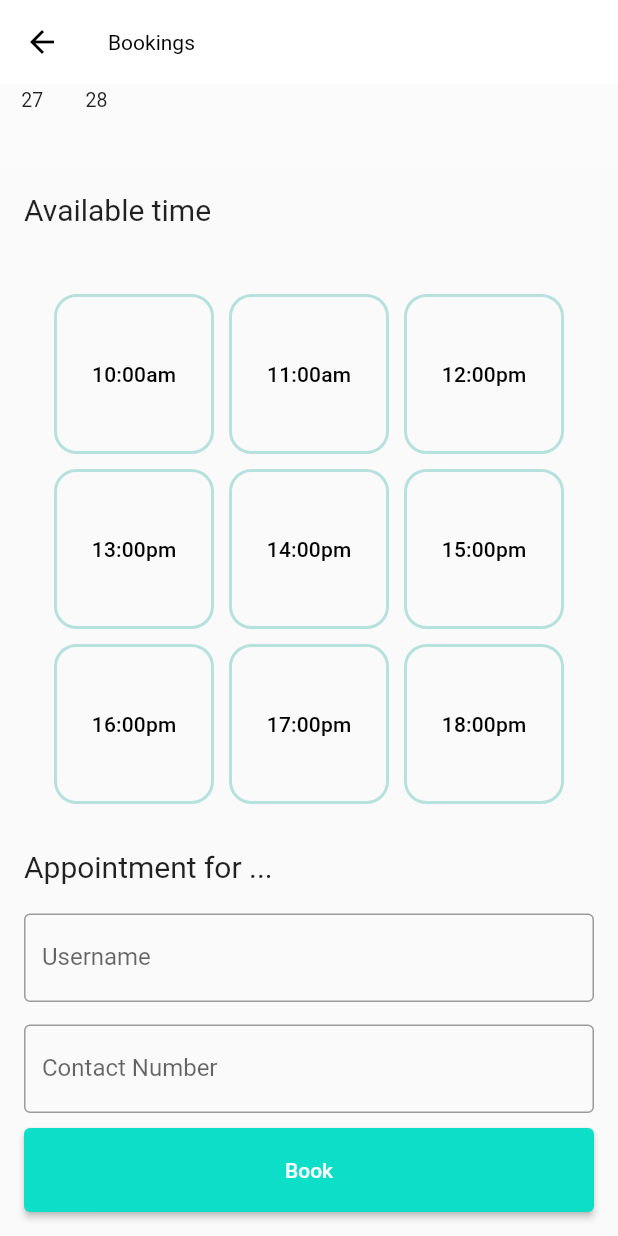
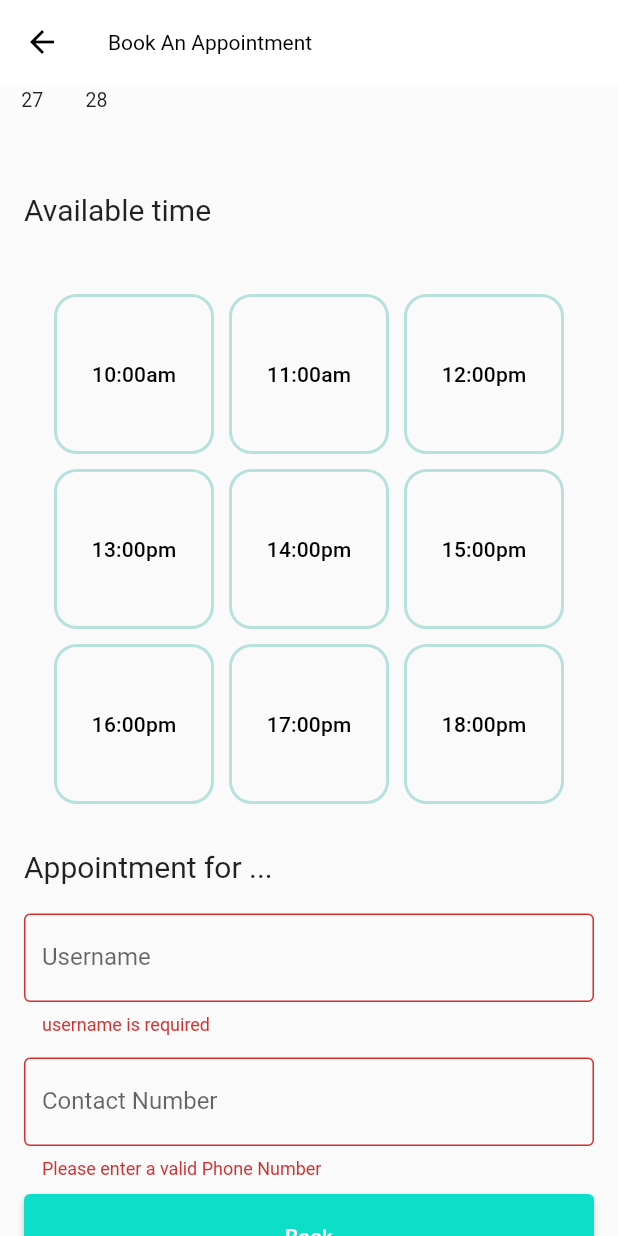
Before and after one commit to khethelogp/drapp, a Flutter app: the BookingScreen screen opened by its route, scrolled down 194 dp, after a tap on "Book", on a phone screen of 412 x 824 dp. Run offline on Flutter 3.47's test engine with Material 2 defaults, Android fonts, the phone set to English and light mode, and no system bars; drawn by our look-alikes of syncfusion_flutter_datepicker.

Commit message:
appointments

```diff
--- /dev/null
+++ b/lib/data/booked_appointments.dart
@@ -0,0 +1,15 @@
+import 'package:drapp/models/appointments.dart';
+var now = DateTime.now();
+
+const APPOINTMENTS = [
+  Appointment(date: '01 Feb 2020', time: '10:00am', aFor: 'Me'),
+  Appointment(date: '01 Feb 2020', time: '10:00am', aFor: 'Me'),
+  Appointment(date: '01 Feb 2020', time: '10:00am', aFor: 'Me'),
+  Appointment(date: '01 Feb 2020', time: '10:00am', aFor: 'Me'),
+  Appointment(date: '01 Feb 2020', time: '10:00am', aFor: 'Me'),
+  Appointment(date: '01 Feb 2020', time: '10:00am', aFor: 'Me'),
+  Appointment(date: '01 Feb 2020', time: '10:00am', aFor: 'Me'),
+  Appointment(date: '01 Feb 2020', time: '10:00am', aFor: 'Me'),
+  Appointment(date: '01 Feb 2020', time: '10:00am', aFor: 'Me'),
+  Appointment(date: '01 Feb 2020', time: '10:00am', aFor: 'Me'),
+];
--- a/lib/data/user_tabs.dart
+++ b/lib/data/user_tabs.dart
@@ -14,7 +14,7 @@ const LINKS = [
     id: 'c2',
     title: 'Bookings',
     icon: Icons.bookmark_add,
-    route: '/bookings',
+    route: '/appointments',
     color: Colors.red,
   ),
   Link(
--- a/lib/main.dart
+++ b/lib/main.dart
@@ -1,4 +1,6 @@
 import 'package:drapp/screens/admin/admin_home_screen.dart';
+import 'package:drapp/screens/client/appointments_screen.dart';
+import 'package:drapp/screens/client/profile_screen.dart';
 import 'package:drapp/screens/page_not_found.dart';
 import 'package:drapp/screens/client/availability_screen.dart';
 import 'package:drapp/screens/client/booking_screen.dart';
@@ -39,7 +41,7 @@ class MyApp extends StatelessWidget {
           )
         )
       ),
-      home: const BookingScreen(),
+      home: const HomeScreen(),
       // home: Availability(),
       // home: const HomeScreen(),
       // home: const AdminHomeScreen(),
@@ -50,7 +52,9 @@ class MyApp extends StatelessWidget {
         HomeScreen.routeName: (ctx) => const HomeScreen(),
         AdminHomeScreen.routeName: (ctx) => const AdminHomeScreen(),
         Availability.routeName: (ctx) => const Availability(),
+        AppointmentsScreen.routeName: (ctx) => const AppointmentsScreen(),
         BookingScreen.routeName: (ctx) => const BookingScreen(),
+        Profile.routeName: (ctx) => const Profile()
       },
       onUnknownRoute: (settings) {
         return MaterialPageRoute(builder: (ctx) => const PageNotFound());
--- /dev/null
+++ b/lib/models/appointments.dart
@@ -0,0 +1,16 @@
+class Appointment {
+  // final DateTime? date;
+  final String date;
+  final String time;
+  final String type;
+  final String aFor;
+
+
+  const Appointment({
+    required this.date,
+    required this.time,
+    required this.aFor,
+    this.type = 'loose filling'
+  });
+
+}
--- a/lib/screens/client/availability_screen.dart
+++ b/lib/screens/client/availability_screen.dart
@@ -102,7 +102,7 @@ class Availability extends StatelessWidget {
                             const SizedBox(
                               height: 20,
                             ),
-                            PrimaryButton('Book New Appointment')
+                            const PrimaryButton('Book New Appointment')
                           ],
                         ),
                       ),
--- a/lib/screens/client/booking_screen.dart
+++ b/lib/screens/client/booking_screen.dart
@@ -25,15 +25,22 @@ class _BookingScreenState extends State<BookingScreen> {
   }
 
   void _onSubmit(){
-    print(_fullName);
-    print(_phone);
+    var isValid = _formKey.currentState?.validate();
+
+    if(isValid == true){
+      _formKey.currentState?.save();
+      print(_fullName);
+      print(_phone);
+    } else {
+      return;
+    }
   }
 
   @override
   Widget build(BuildContext context) {
     return Scaffold(
         appBar: AppBar(
-          title: const Text('Bookings'),
+          title: const Text('Book An Appointment'),
           leading: IconButton(
             onPressed: () {
               Navigator.of(context).popAndPushNamed(HomeScreen.routeName);
@@ -111,13 +118,15 @@ class _BookingScreenState extends State<BookingScreen> {
                         mainAxisSize: MainAxisSize.min,
                         children: [
                           TextFormField(
-                            key: const ValueKey('fullName'),
+                            key: const ValueKey('name'),
                             autocorrect: true,
                             textCapitalization: TextCapitalization.words,
                             enableSuggestions: false,
                             validator: (value) {
-                              if(value!.isEmpty || value.length < 4){
-                                return 'Please enter a atleast 4 characters';
+                              if(value!.isEmpty) {
+                                return 'username is required';
+                              } else if (value.length < 4){
+                                return 'Please enter atleast 4 characters';
                               }
 
                               return null;
@@ -136,8 +145,9 @@ class _BookingScreenState extends State<BookingScreen> {
                             autocorrect: true,
                             textCapitalization: TextCapitalization.words,
                             enableSuggestions: false,
+                            keyboardType: TextInputType.phone,
                             validator: (value) {
-                              if(value!.isEmpty || value.length < 4){
+                              if(value!.isEmpty || value.length < 10){
                                 return 'Please enter a valid Phone Number';
                               }
 
--- a/lib/widgets/primary_button.dart
+++ b/lib/widgets/primary_button.dart
@@ -1,3 +1,4 @@
+import 'package:drapp/screens/client/booking_screen.dart';
 import 'package:flutter/material.dart';
 
 class PrimaryButton extends StatelessWidget {
@@ -15,7 +16,9 @@ class PrimaryButton extends StatelessWidget {
           padding: const EdgeInsets.all(20)
         ),
         child: Text(btnText),
-        onPressed: () {},
+        onPressed: () {
+          Navigator.of(context).pushNamed(BookingScreen.routeName);
+        },
       ),
     );
   }
```
Also changed, not shown: lib/screens/client/appointments_screen.dart (added, +95 -0 lines), lib/screens/client/profile_screen.dart (added, +199 -0 lines), lib/widgets/appointment_item.dart (added, +49 -0 lines), lib/widgets/auth_form.dart (+4 -34 lines).
